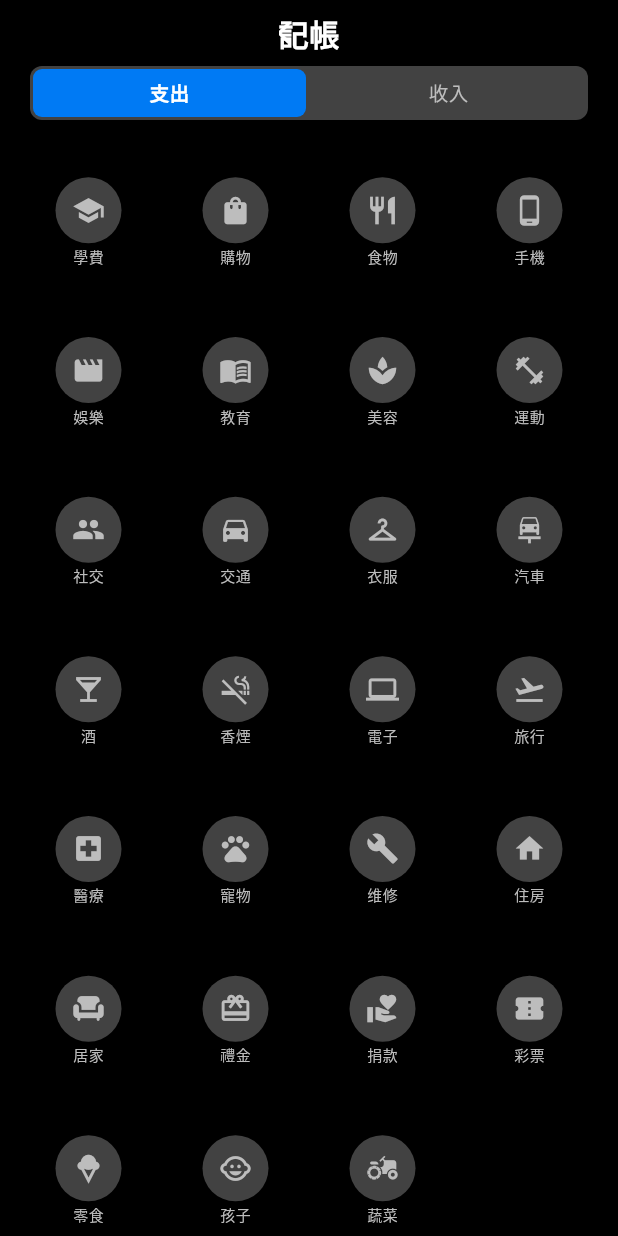
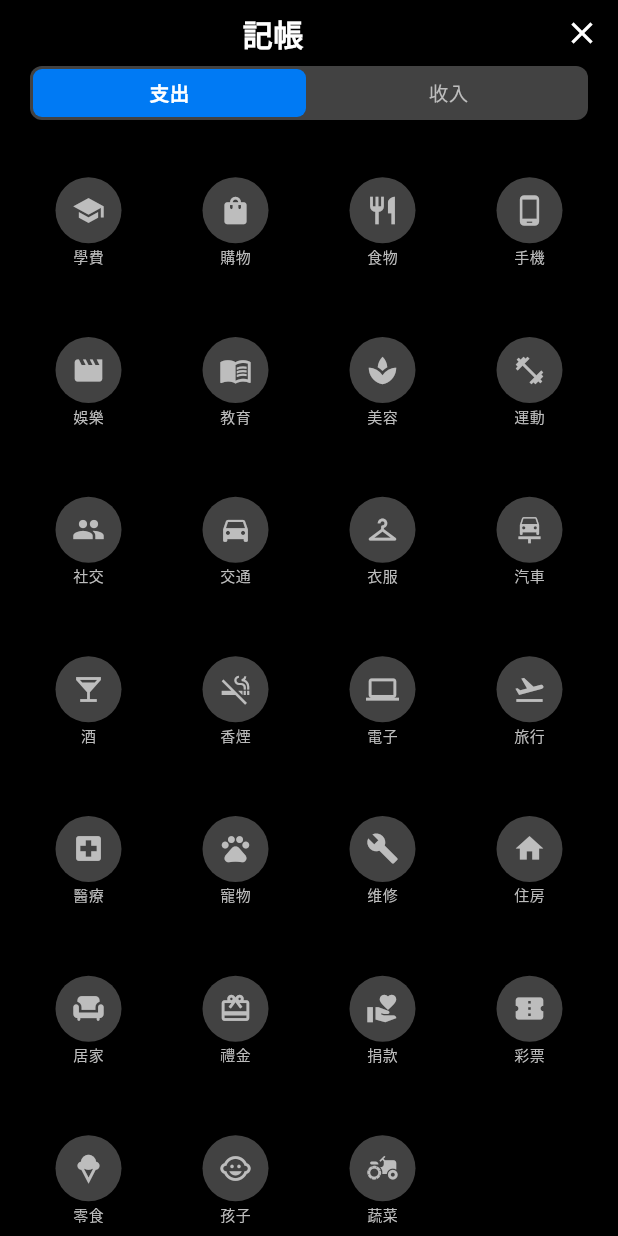
Before and after one commit to TINGOD2006/MikuBookkeepingAPP, a Flutter app: the screen it shows after launch, after a tap on the "add" icon, on a phone screen of 412 x 824 dp. Run offline on Flutter 3.47's test engine with Material 3 defaults, Android fonts, the phone set to English and light mode, and no system bars; our stand-ins replace shared_preferences.

Commit message:
新增支出頁面

```diff
--- a/lib/main.dart
+++ b/lib/main.dart
@@ -1,4 +1,5 @@
 import 'package:flutter/material.dart';
+
 import 'constants/app_colors.dart';
 import 'screens/home_page.dart';
 import 'screens/bookkeeping_page.dart';
@@ -25,7 +26,7 @@ class MyApp extends StatelessWidget {
         brightness: Brightness.light,
         appBarTheme: const AppBarTheme(
           backgroundColor: AppColor.primary,
-          foregroundColor: AppColor.text,  // ✅ 修正為 text
+          foregroundColor: AppColor.text, //
         ),
       ),
       home: const MyHomePage(title: "Miku 記帳"),
@@ -99,9 +100,8 @@ class _MyHomePageState extends State<MyHomePage> {
           IconButton(
             icon: const Icon(Icons.settings),
             onPressed: () {
-              ScaffoldMessenger.of(context).showSnackBar(
-                const SnackBar(content: Text('设置功能開發中')),
-              );
+              ScaffoldMessenger.of(context)
+                  .showSnackBar(const SnackBar(content: Text('设置功能開發中')));
             },
           ),
         ],
@@ -119,11 +119,7 @@ class _MyHomePageState extends State<MyHomePage> {
               backgroundColor: AppColor.primary,
               elevation: 4,
               shape: const CircleBorder(),
-              child: const Icon(
-                Icons.add,
-                color: AppColor.text,  // ✅ 改為 text
-                size: 30,
-              ),
+              child: const Icon(Icons.add, color: AppColor.text, size: 30),
             ),
           ),
         ),
@@ -133,7 +129,7 @@ class _MyHomePageState extends State<MyHomePage> {
         top: false,
         child: Container(
           height: _bottomNavBarHeight,
-          color: AppColor.background,  // ✅ 改為 background
+          color: AppColor.background,
           child: Row(
             mainAxisAlignment: MainAxisAlignment.spaceAround,
             children: [
--- a/lib/widgets/add_record_dialog.dart
+++ b/lib/widgets/add_record_dialog.dart
@@ -1,4 +1,5 @@
 import 'package:flutter/material.dart';
+
 import '../constants/app_colors.dart';
 import '../constants/categories.dart';
 import '../models/record.dart';
@@ -6,10 +7,7 @@ import '../models/record.dart';
 class AddRecordDialog extends StatefulWidget {
   final Function(Record) onSave;
 
-  const AddRecordDialog({
-    super.key,
-    required this.onSave,
-  });
+  const AddRecordDialog({super.key, required this.onSave});
 
   @override
   State<AddRecordDialog> createState() => _AddRecordDialogState();
@@ -24,10 +22,18 @@ class _AddRecordDialogState extends State<AddRecordDialog> {
   bool _isLoading = false;
 
   static const List<String> _numberKeys = [
-    '7', '8', '9',
-    '4', '5', '6',
-    '1', '2', '3',
-    '清空', '0', '⌫',
+    '7',
+    '8',
+    '9',
+    '4',
+    '5',
+    '6',
+    '1',
+    '2',
+    '3',
+    '清空',
+    '0',
+    '⌫',
   ];
 
   @override
@@ -46,28 +52,23 @@ class _AddRecordDialogState extends State<AddRecordDialog> {
             const SizedBox(height: 12),
 
             // ✅ 分類網格（更緊密）
-            Expanded(
-              child: _buildCategoryGrid(),
-            ),
+            Expanded(child: _buildCategoryGrid()),
 
             // 輸入區域
-            if (_showInputArea) ...[
-              _buildInputArea(),
-            ],
+            if (_showInputArea) ...[_buildInputArea()],
           ],
         ),
       ),
     );
   }
 
-  // ========== ✅ 標題欄（置中 + 更細） ==========
+  // ==========  標題欄 ==========
   Widget _buildHeader() {
     return SizedBox(
-      height: 44, // ✅ 固定高度，更細
-      child: Stack(
-        alignment: Alignment.center,
+      height: 44,
+      child: Row(
         children: [
-          // ✅ 標題置中
+          const Spacer(),
           const Text(
             '記帳',
             style: TextStyle(
@@ -76,25 +77,16 @@ class _AddRecordDialogState extends State<AddRecordDialog> {
               color: AppColor.text,
             ),
           ),
-          // ✅ 關閉按鈕固定在右上角
-          Positioned(
-            right: 16,
-            top: 0,
-            bottom: 0,
+          const Spacer(),
+          Padding(
+            padding: const EdgeInsets.only(right: 0), // 從 20 改成 0，更靠右
             child: IconButton(
               onPressed: () {
                 Navigator.pop(context);
               },
-              icon: const Icon(
-                Icons.close,
-                color: AppColor.text,
-                size: 24,
-              ),
+              icon: const Icon(Icons.close, color: AppColor.text, size: 24),
               padding: EdgeInsets.zero,
-              constraints: const BoxConstraints(
-                minWidth: 32,
-                minHeight: 32,
-              ),
+              constraints: const BoxConstraints(minWidth: 32, minHeight: 32),
             ),
           ),
         ],
@@ -136,7 +128,9 @@ class _AddRecordDialogState extends State<AddRecordDialog> {
                       type,
                       style: TextStyle(
                         fontSize: 13,
-                        fontWeight: isSelected ? FontWeight.w600 : FontWeight.normal,
+                        fontWeight: isSelected
+                            ? FontWeight.w600
+                            : FontWeight.normal,
                         color: isSelected ? AppColor.text : Colors.grey[400],
                       ),
                     ),
@@ -150,21 +144,23 @@ class _AddRecordDialogState extends State<AddRecordDialog> {
     );
   }
 
-  // ========== ✅ 分類網格（更緊密） ==========
+  // ==========  分類網格（更緊密） ==========
   Widget _buildCategoryGrid() {
+    final categories = CategoryData.getCategories(_selectedType);
+
     return Padding(
       padding: const EdgeInsets.symmetric(horizontal: 12, vertical: 4),
       child: GridView.builder(
         key: ValueKey('category_grid_${_selectedType}_$_selectedCategory'),
         gridDelegate: const SliverGridDelegateWithFixedCrossAxisCount(
           crossAxisCount: 4,
-          childAspectRatio: 0.9, // ✅ 稍微拉長，更緊湊
-          crossAxisSpacing: 4,   // ✅ 水平間距縮小
-          mainAxisSpacing: 2,    // ✅ 垂直間距縮小
+          childAspectRatio: 0.9, // 稍微拉長，更緊湊
+          crossAxisSpacing: 4, // 水平間距縮小
+          mainAxisSpacing: 2, // 垂直間距縮小
         ),
-        itemCount: CategoryData.allCategories.length,
+        itemCount: categories.length,
         itemBuilder: (context, index) {
-          final category = CategoryData.allCategories[index];
+          final category = categories[index];
           final isSelected = _selectedCategory == category.name;
           return _buildCategoryItem(category, isSelected);
         },
@@ -172,7 +168,7 @@ class _AddRecordDialogState extends State<AddRecordDialog> {
     );
   }
 
-  // ========== ✅ 分類項目（更小、更緊密） ==========
+  // ========== 分類項目（更小、更緊密） ==========
   Widget _buildCategoryItem(CategoryItem category, bool isSelected) {
     return GestureDetector(
       key: ValueKey('category_item_${category.name}'),
@@ -185,7 +181,6 @@ class _AddRecordDialogState extends State<AddRecordDialog> {
       child: Column(
         mainAxisAlignment: MainAxisAlignment.center,
         children: [
-          // ✅ 圓形按鈕縮小
           Container(
             width: 44,
             height: 44,
@@ -227,17 +222,12 @@ class _AddRecordDialogState extends State<AddRecordDialog> {
       child: Column(
         mainAxisSize: MainAxisSize.min,
         children: [
-          // 金額顯示
           Row(
             mainAxisAlignment: MainAxisAlignment.spaceBetween,
             children: [
               Row(
                 children: [
-                  Icon(
-                    _getCategoryIcon(),
-                    color: AppColor.primary,
-                    size: 18,
-                  ),
+                  Icon(_getCategoryIcon(), color: AppColor.primary, size: 18),
                   const SizedBox(width: 6),
                   Text(
                     _selectedCategory,
@@ -263,11 +253,7 @@ class _AddRecordDialogState extends State<AddRecordDialog> {
           // 備註
           Row(
             children: [
-              const Icon(
-                Icons.note_add,
-                color: Colors.grey,
-                size: 16,
-              ),
+              const Icon(Icons.note_add, color: Colors.grey, size: 16),
               const SizedBox(width: 6),
               Expanded(
                 child: TextField(
@@ -282,10 +268,7 @@ class _AddRecordDialogState extends State<AddRecordDialog> {
                     border: InputBorder.none,
                     contentPadding: EdgeInsets.symmetric(vertical: 2),
                   ),
-                  style: const TextStyle(
-                    color: AppColor.text,
-                    fontSize: 13,
-                  ),
+                  style: const TextStyle(color: AppColor.text, fontSize: 13),
                 ),
               ),
             ],
@@ -399,9 +382,7 @@ class _AddRecordDialogState extends State<AddRecordDialog> {
         style: ElevatedButton.styleFrom(
           backgroundColor: AppColor.primary,
           foregroundColor: AppColor.text,
-          shape: RoundedRectangleBorder(
-            borderRadius: BorderRadius.circular(6),
-          ),
+          shape: RoundedRectangleBorder(borderRadius: BorderRadius.circular(6)),
         ),
         child: _isLoading
             ? const SizedBox(
@@ -458,7 +439,7 @@ class _AddRecordDialogState extends State<AddRecordDialog> {
     final record = Record(
       amount: finalAmount,
       category: _selectedCategory,
-      note: _note.isEmpty ? '無備註' : _note,
+      note: _note.isEmpty ? '' : _note,
       date: DateTime.now(),
       createdAt: DateTime.now(),
     );
```
Also changed, not shown: lib/constants/categories.dart (+69 -13 lines), lib/screens/home_page.dart (+26 -49 lines), lib/constants/app_colors.dart (line endings or trailing spaces).
